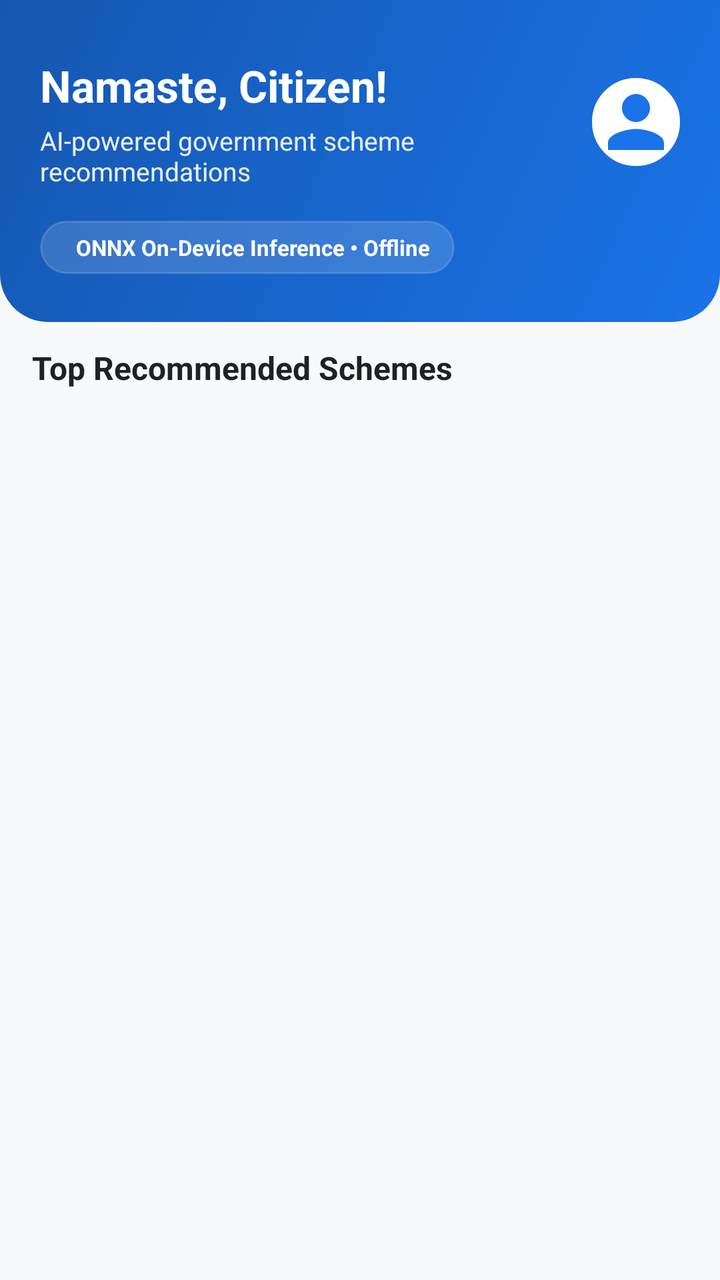
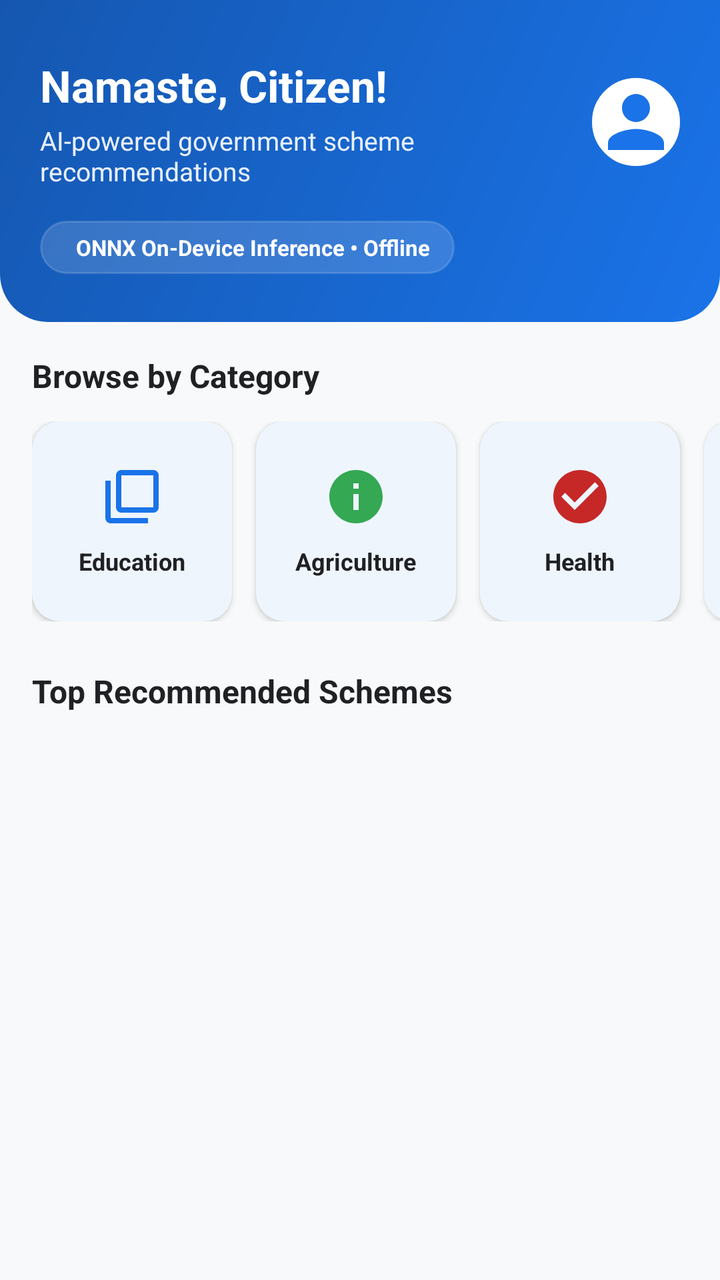

Compare the two renders of this Android layout. The source of the first and the diff that turns it into the second are given below.
<!-- AndroidManifest.xml: application theme Theme.Yojnika -->
<!-- res/layout/fragment_home.xml -->
<?xml version="1.0" encoding="utf-8"?>
<androidx.coordinatorlayout.widget.CoordinatorLayout xmlns:android="http://schemas.android.com/apk/res/android"
    xmlns:app="http://schemas.android.com/apk/res-auto"
    android:layout_width="match_parent"
    android:layout_height="match_parent"
    android:background="@color/background">

    <LinearLayout
        android:layout_width="match_parent"
        android:layout_height="match_parent"
        android:orientation="vertical">

        
        <LinearLayout
            android:layout_width="match_parent"
            android:layout_height="wrap_content"
            android:background="@drawable/bg_gradient_header"
            android:orientation="vertical"
            android:paddingStart="20dp"
            android:paddingTop="28dp"
            android:paddingEnd="20dp"
            android:paddingBottom="24dp">

            <LinearLayout
                android:layout_width="match_parent"
                android:layout_height="wrap_content"
                android:gravity="center_vertical"
                android:orientation="horizontal">

                <LinearLayout
                    android:layout_width="0dp"
                    android:layout_height="wrap_content"
                    android:layout_weight="1"
                    android:orientation="vertical">

                    <TextView
                        android:id="@+id/tvHomeGreeting"
                        android:layout_width="wrap_content"
                        android:layout_height="wrap_content"
                        android:text="Namaste, Citizen!"
                        android:textColor="@color/white"
                        android:textSize="22sp"
                        android:textStyle="bold" />

                    <TextView
                        android:id="@+id/tvHomeSubtitle"
                        android:layout_width="wrap_content"
                        android:layout_height="wrap_content"
                        android:layout_marginTop="4dp"
                        android:text="AI-powered government scheme recommendations"
                        android:textColor="@color/primary_light"
                        android:textSize="13sp" />

                </LinearLayout>

                <com.google.android.material.imageview.ShapeableImageView
                    android:id="@+id/btnQuickProfile"
                    android:layout_width="44dp"
                    android:layout_height="44dp"
                    android:background="@color/white"
                    android:contentDescription="@string/profile_title"
                    android:padding="1dp"
                    android:scaleType="centerCrop"
                    android:src="@drawable/ic_profile"
                    app:shapeAppearanceOverlay="@style/ShapeAppearance.Yojnika.Circle"
                    app:strokeColor="@color/white"
                    app:strokeWidth="2dp"
                    app:tint="@color/primary" />

            </LinearLayout>

            
            <LinearLayout
                android:layout_width="wrap_content"
                android:layout_height="wrap_content"
                android:layout_marginTop="16dp"
                android:background="@drawable/bg_tag"
                android:backgroundTint="#26FFFFFF"
                android:gravity="center_vertical"
                android:paddingStart="12dp"
                android:paddingTop="6dp"
                android:paddingEnd="12dp"
                android:paddingBottom="6dp">



                <TextView
                    android:id="@+id/tvMlEngineStatus"
                    android:layout_width="wrap_content"
                    android:layout_height="wrap_content"
                    android:layout_marginStart="6dp"
                    android:text="ONNX On-Device Inference • Offline"
                    android:textColor="@color/white"
                    android:textSize="11sp"
                    android:textStyle="bold" />

            </LinearLayout>

        </LinearLayout>

        
        <com.google.android.material.card.MaterialCardView
            android:id="@+id/cardProfileWarning"
            android:layout_width="match_parent"
            android:layout_height="wrap_content"
            android:layout_margin="16dp"
            android:visibility="gone"
            app:cardBackgroundColor="@color/accent_light"
            app:cardCornerRadius="12dp"
            app:cardElevation="1dp"
            app:strokeColor="@color/accent"
            app:strokeWidth="1dp">

            <LinearLayout
                android:layout_width="match_parent"
                android:layout_height="wrap_content"
                android:gravity="center_vertical"
                android:orientation="horizontal"
                android:padding="12dp">

                <ImageView
                    android:layout_width="28dp"
                    android:layout_height="28dp"
                    android:contentDescription="Warning"
                    android:src="@drawable/ic_info"
                    app:tint="@color/accent_dark" />

                <TextView
                    android:layout_width="0dp"
                    android:layout_height="wrap_content"
                    android:layout_marginStart="10dp"
                    android:layout_weight="1"
                    android:text="@string/profile_incomplete_warning"
                    android:textColor="@color/text_primary"
                    android:textSize="12sp" />

                <com.google.android.material.button.MaterialButton
                    android:id="@+id/btnSetupProfile"
                    style="@style/Widget.MaterialComponents.Button.TextButton"
                    android:layout_width="wrap_content"
                    android:layout_height="wrap_content"
                    android:text="Set Up"
                    android:textColor="@color/primary"
                    android:textSize="12sp"
                    android:textStyle="bold" />

            </LinearLayout>
        </com.google.android.material.card.MaterialCardView>

        
        <LinearLayout
            android:layout_width="match_parent"
            android:layout_height="wrap_content"
            android:gravity="center_vertical"
            android:orientation="horizontal"
            android:paddingStart="16dp"
            android:paddingTop="12dp"
            android:paddingEnd="16dp"
            android:paddingBottom="8dp">

            <TextView
                android:id="@+id/tvSectionTitle"
                android:layout_width="0dp"
                android:layout_height="wrap_content"
                android:layout_weight="1"
                android:text="Top Recommended Schemes"
                android:textColor="@color/text_primary"
                android:textSize="16sp"
                android:textStyle="bold" />



        </LinearLayout>

        
        <FrameLayout
            android:layout_width="match_parent"
            android:layout_height="0dp"
            android:layout_weight="1">

            <androidx.recyclerview.widget.RecyclerView
                android:id="@+id/rvRecommendations"
                android:layout_width="match_parent"
                android:layout_height="match_parent"
                android:clipToPadding="false"
                android:paddingStart="16dp"
                android:paddingEnd="16dp"
                android:paddingBottom="16dp" />

            
            <LinearLayout
                android:id="@+id/llHomeEmptyState"
                android:layout_width="match_parent"
                android:layout_height="match_parent"
                android:gravity="center"
                android:orientation="vertical"
                android:padding="32dp"
                android:visibility="gone">



                <TextView
                    android:layout_width="wrap_content"
                    android:layout_height="wrap_content"
                    android:layout_marginTop="16dp"
                    android:text="No recommendations yet"
                    android:textColor="@color/text_primary"
                    android:textSize="16sp"
                    android:textStyle="bold" />

                <TextView
                    android:layout_width="wrap_content"
                    android:layout_height="wrap_content"
                    android:layout_marginTop="6dp"
                    android:gravity="center"
                    android:text="Complete your profile to get personalized scheme recommendations tailored to your background."
                    android:textColor="@color/text_secondary"
                    android:textSize="13sp" />

                <com.google.android.material.button.MaterialButton
                    android:id="@+id/btnEmptyCreateProfile"
                    android:layout_width="wrap_content"
                    android:layout_height="wrap_content"
                    android:layout_marginTop="16dp"
                    android:backgroundTint="@color/primary"
                    android:text="Complete Profile"
                    android:textColor="@color/white"
                    app:cornerRadius="8dp" />

            </LinearLayout>

            
            <ProgressBar
                android:id="@+id/pbHomeLoading"
                android:layout_width="wrap_content"
                android:layout_height="wrap_content"
                android:layout_gravity="center"
                android:indeterminateTint="@color/primary"
                android:visibility="gone" />

        </FrameLayout>

    </LinearLayout>

</androidx.coordinatorlayout.widget.CoordinatorLayout>
<!-- resources referenced by this layout -->
<resources>
  <color name="accent">#FBBC04</color>
  <color name="accent_dark">#F29900</color>
  <color name="accent_light">#FEF7E0</color>
  <color name="background">#F8F9FA</color>
  <color name="primary">#1A73E8</color>
  <color name="primary_light">#E8F0FE</color>
  <color name="text_primary">#202124</color>
  <color name="text_secondary">#5F6368</color>
  <color name="white">#FFFFFF</color>
  <!-- drawable bg_tag (drawable) -->
  <?xml version="1.0" encoding="utf-8"?>
  <shape xmlns:android="http://schemas.android.com/apk/res/android"
      android:shape="rectangle">
      <corners android:radius="16dp" />
      <solid android:color="@color/surface_variant" />
      <stroke
          android:width="1dp"
          android:color="@color/card_stroke" />
  </shape>
  <!-- drawable ic_info (drawable) -->
  <?xml version="1.0" encoding="utf-8"?>
  <vector xmlns:android="http://schemas.android.com/apk/res/android"
      android:width="24dp"
      android:height="24dp"
      android:viewportWidth="24"
      android:viewportHeight="24">
      <path
          android:fillColor="#FF1A73E8"
          android:pathData="M12,2C6.48,2 2,6.48 2,12s4.48,10 10,10 10,-4.48 10,-10S17.52,2 12,2zm1,15h-2v-6h2v6zm0,-8h-2V7h2v2z" />
  </vector>
  <string name="profile_incomplete_warning">Please complete your profile to unlock personalized recommendations.</string>
  <string name="profile_title">Personal Profile</string>
  <style name="ShapeAppearance.Yojnika.Circle" parent="">
          <item name="cornerSize">50%</item>
      </style>
  <color name="primary_dark">#1557B0</color>
  <color name="surface_variant">#F1F3F4</color>
  <color name="card_stroke">#E0E0E0</color>
  <color name="on_primary">#FFFFFF</color>
  <color name="secondary">#34A853</color>
  <color name="secondary_dark">#1E8E3E</color>
  <color name="on_secondary">#FFFFFF</color>
  <color name="surface">#FFFFFF</color>
  <!-- unchanged entries left out for length: 3 -->
</resources>

<!-- the commit's change to res/layout/fragment_home.xml (unified diff, before → after) -->
@@ -148,6 +148,209 @@
         </com.google.android.material.card.MaterialCardView>
 
         
+        <TextView
+            android:layout_width="match_parent"
+            android:layout_height="wrap_content"
+            android:paddingStart="16dp"
+            android:paddingTop="16dp"
+            android:paddingEnd="16dp"
+            android:text="Browse by Category"
+            android:textColor="@color/text_primary"
+            android:textSize="16sp"
+            android:textStyle="bold" />
+
+        <HorizontalScrollView
+            android:layout_width="match_parent"
+            android:layout_height="wrap_content"
+            android:paddingTop="12dp"
+            android:paddingBottom="12dp"
+            android:scrollbars="none">
+
+            <LinearLayout
+                android:layout_width="wrap_content"
+                android:layout_height="wrap_content"
+                android:orientation="horizontal"
+                android:paddingStart="16dp"
+                android:paddingEnd="16dp">
+
+                
+                <com.google.android.material.card.MaterialCardView
+                    android:id="@+id/cardCategoryEducation"
+                    style="@style/Widget.Yojnika.CardView"
+                    android:layout_width="100dp"
+                    android:layout_height="100dp"
+                    android:layout_marginEnd="12dp"
+                    app:cardBackgroundColor="@color/surface"
+                    android:clickable="true"
+                    android:focusable="true"
+                    android:foreground="?attr/selectableItemBackground">
+
+                    <LinearLayout
+                        android:layout_width="match_parent"
+                        android:layout_height="match_parent"
+                        android:gravity="center"
+                        android:orientation="vertical">
+
+                        <ImageView
+                            android:layout_width="32dp"
+                            android:layout_height="32dp"
+                            android:src="@drawable/ic_browse"
+                            app:tint="@color/primary" />
+
+                        <TextView
+                            android:layout_width="wrap_content"
+                            android:layout_height="wrap_content"
+                            android:layout_marginTop="8dp"
+                            android:text="Education"
+                            android:textColor="@color/text_primary"
+                            android:textSize="12sp"
+                            android:textStyle="bold" />
+                    </LinearLayout>
+                </com.google.android.material.card.MaterialCardView>
+
+                
+                <com.google.android.material.card.MaterialCardView
+                    android:id="@+id/cardCategoryAgriculture"
+                    style="@style/Widget.Yojnika.CardView"
+                    android:layout_width="100dp"
+                    android:layout_height="100dp"
+                    android:layout_marginEnd="12dp"
+                    app:cardBackgroundColor="@color/surface"
+                    android:clickable="true"
+                    android:focusable="true"
+                    android:foreground="?attr/selectableItemBackground">
+
+                    <LinearLayout
+                        android:layout_width="match_parent"
+                        android:layout_height="match_parent"
+                        android:gravity="center"
+                        android:orientation="vertical">
+
+                        <ImageView
+                            android:layout_width="32dp"
+                            android:layout_height="32dp"
+                            android:src="@drawable/ic_info"
+                            app:tint="@color/secondary" />
+
+                        <TextView
+                            android:layout_width="wrap_content"
+                            android:layout_height="wrap_content"
+                            android:layout_marginTop="8dp"
+                            android:text="Agriculture"
+                            android:textColor="@color/text_primary"
+                            android:textSize="12sp"
+                            android:textStyle="bold" />
+                    </LinearLayout>
+                </com.google.android.material.card.MaterialCardView>
+
+                
+                <com.google.android.material.card.MaterialCardView
+                    android:id="@+id/cardCategoryHealth"
+                    style="@style/Widget.Yojnika.CardView"
+                    android:layout_width="100dp"
+                    android:layout_height="100dp"
+                    android:layout_marginEnd="12dp"
+                    app:cardBackgroundColor="@color/surface"
+                    android:clickable="true"
+                    android:focusable="true"
+                    android:foreground="?attr/selectableItemBackground">
+
+                    <LinearLayout
+                        android:layout_width="match_parent"
+                        android:layout_height="match_parent"
+                        android:gravity="center"
+                        android:orientation="vertical">
+
+                        <ImageView
+                            android:layout_width="32dp"
+                            android:layout_height="32dp"
+                            android:src="@drawable/ic_check_circle"
+                            app:tint="@color/score_low" />
+
+                        <TextView
+                            android:layout_width="wrap_content"
+                            android:layout_height="wrap_content"
+                            android:layout_marginTop="8dp"
+                            android:text="Health"
+                            android:textColor="@color/text_primary"
+                            android:textSize="12sp"
+                            android:textStyle="bold" />
+                    </LinearLayout>
+                </com.google.android.material.card.MaterialCardView>
+
+                
+                <com.google.android.material.card.MaterialCardView
+                    android:id="@+id/cardCategoryBusiness"
+                    style="@style/Widget.Yojnika.CardView"
+                    android:layout_width="100dp"
+                    android:layout_height="100dp"
+                    android:layout_marginEnd="12dp"
+                    app:cardBackgroundColor="@color/surface"
+                    android:clickable="true"
+                    android:focusable="true"
+                    android:foreground="?attr/selectableItemBackground">
+
+                    <LinearLayout
+                        android:layout_width="match_parent"
+                        android:layout_height="match_parent"
+                        android:gravity="center"
+                        android:orientation="vertical">
+
+                        <ImageView
+                            android:layout_width="32dp"
+                            android:layout_height="32dp"
+                            android:src="@drawable/ic_sparkles"
+                            app:tint="@color/accent_dark" />
+
+                        <TextView
+                            android:layout_width="wrap_content"
+                            android:layout_height="wrap_content"
+                            android:layout_marginTop="8dp"
+                            android:text="Business"
+                            android:textColor="@color/text_primary"
+                            android:textSize="12sp"
+                            android:textStyle="bold" />
+                    </LinearLayout>
+                </com.google.android.material.card.MaterialCardView>
+
+                
+                <com.google.android.material.card.MaterialCardView
+                    android:id="@+id/cardCategorySocial"
+                    style="@style/Widget.Yojnika.CardView"
+                    android:layout_width="100dp"
+                    android:layout_height="100dp"
+                    app:cardBackgroundColor="@color/surface"
+                    android:clickable="true"
+                    android:focusable="true"
+                    android:foreground="?attr/selectableItemBackground">
+
+                    <LinearLayout
+                        android:layout_width="match_parent"
+                        android:layout_height="match_parent"
+                        android:gravity="center"
+                        android:orientation="vertical">
+
+                        <ImageView
+                            android:layout_width="32dp"
+                            android:layout_height="32dp"
+                            android:src="@drawable/ic_profile"
+                            app:tint="@color/primary_dark" />
+
+                        <TextView
+                            android:layout_width="wrap_content"
+                            android:layout_height="wrap_content"
+                            android:layout_marginTop="8dp"
+                            android:text="Welfare"
+                            android:textColor="@color/text_primary"
+                            android:textSize="12sp"
+                            android:textStyle="bold" />
+                    </LinearLayout>
+                </com.google.android.material.card.MaterialCardView>
+
+            </LinearLayout>
+        </HorizontalScrollView>
+
+        
         <LinearLayout
             android:layout_width="match_parent"
             android:layout_height="wrap_content"
<!-- resource entries referenced after the edit -->
@@ -6,6 +6,7 @@
   <color name="background">#F8F9FA</color>
   <color name="primary">#1A73E8</color>
   <color name="primary_light">#E8F0FE</color>
+  <color name="score_low">#C62828</color>
   <color name="text_primary">#202124</color>
   <color name="text_secondary">#5F6368</color>
   <color name="white">#FFFFFF</color>
@@ -19,6 +20,28 @@
           android:width="1dp"
           android:color="@color/card_stroke" />
   </shape>
+  <!-- drawable ic_browse (drawable) -->
+  <?xml version="1.0" encoding="utf-8"?>
+  <vector xmlns:android="http://schemas.android.com/apk/res/android"
+      android:width="24dp"
+      android:height="24dp"
+      android:viewportWidth="24"
+      android:viewportHeight="24">
+      <path
+          android:fillColor="#FF000000"
+          android:pathData="M4,6H2v14c0,1.1 0.9,2 2,2h14v-2H4V6zm16,-4H8c-1.1,0 -2,0.9 -2,2v12c0,1.1 0.9,2 2,2h12c1.1,0 2,-0.9 2,-2V4c0,-1.1 -0.9,-2 -2,-2zm0,14H8V4h12v12z" />
+  </vector>
+  <!-- drawable ic_check_circle (drawable) -->
+  <?xml version="1.0" encoding="utf-8"?>
+  <vector xmlns:android="http://schemas.android.com/apk/res/android"
+      android:width="24dp"
+      android:height="24dp"
+      android:viewportWidth="24"
+      android:viewportHeight="24">
+      <path
+          android:fillColor="#FF2E7D32"
+          android:pathData="M12,2C6.48,2 2,6.48 2,12s4.48,10 10,10 10,-4.48 10,-10S17.52,2 12,2zm-2,15l-5,-5 1.41,-1.41L10,14.17l7.59,-7.59L19,8l-9,9z" />
+  </vector>
   <!-- drawable ic_info (drawable) -->
   <?xml version="1.0" encoding="utf-8"?>
   <vector xmlns:android="http://schemas.android.com/apk/res/android"
@@ -30,10 +53,27 @@
           android:fillColor="#FF1A73E8"
           android:pathData="M12,2C6.48,2 2,6.48 2,12s4.48,10 10,10 10,-4.48 10,-10S17.52,2 12,2zm1,15h-2v-6h2v6zm0,-8h-2V7h2v2z" />
   </vector>
+  <!-- drawable ic_sparkles (drawable) -->
+  <?xml version="1.0" encoding="utf-8"?>
+  <vector xmlns:android="http://schemas.android.com/apk/res/android"
+      android:width="24dp"
+      android:height="24dp"
+      android:viewportWidth="24"
+      android:viewportHeight="24">
+      <path
+          android:fillColor="#FFFBBC04"
+          android:pathData="M19,9l1.25,-2.75L23,5l-2.75,-1.25L19,1l-1.25,2.75L15,5l2.75,1.25L19,9zm-7.5,0.5L9,4 6.5,9.5 1,12l5.5,2.5L9,20l2.5,-5.5L17,12l-5.5,-2.5zM19,15l-1.25,2.75L15,19l2.75,1.25L19,23l1.25,-2.75L23,19l-2.75,-1.25L19,15z" />
+  </vector>
   <string name="profile_incomplete_warning">Please complete your profile to unlock personalized recommendations.</string>
   <string name="profile_title">Personal Profile</string>
   <style name="ShapeAppearance.Yojnika.Circle" parent="">
           <item name="cornerSize">50%</item>
+      </style>
+  <style name="Widget.Yojnika.CardView" parent="Widget.Material3.CardView.Elevated">
+          <item name="cardElevation">2dp</item>
+          <item name="cardCornerRadius">14dp</item>
+          <item name="cardBackgroundColor">@color/surface</item>
+          <item name="strokeWidth">0dp</item>
       </style>
   <color name="primary_dark">#1557B0</color>
   <color name="surface_variant">#F1F3F4</color>
